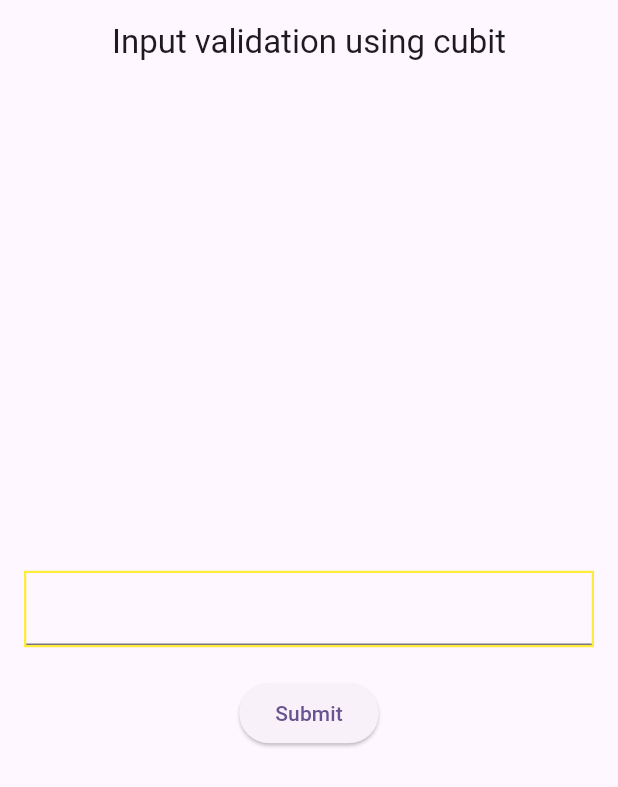
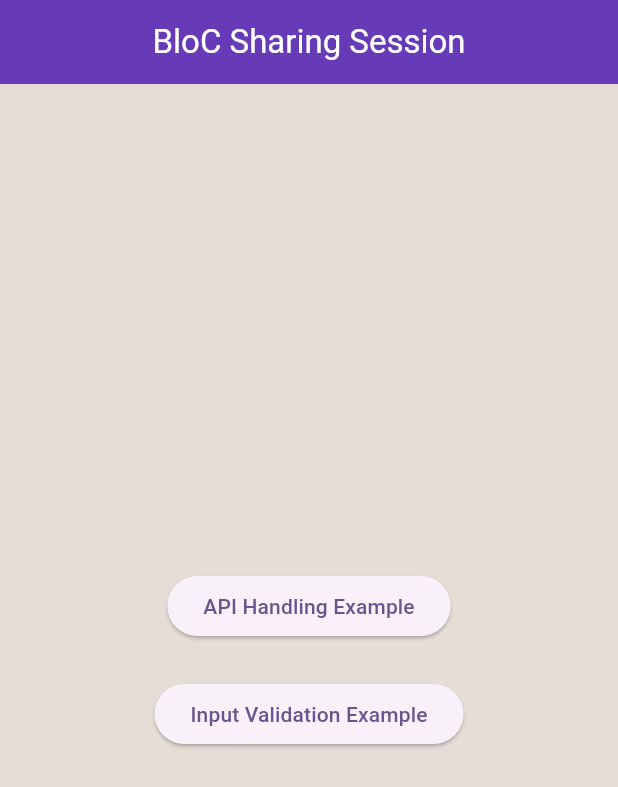
Before and after one commit to JihedMrouki/SSBloC, a Flutter app: the screen it shows after launch, on a phone screen of 412 x 824 dp. Shown: the top 787 px of the screen. Run offline on Flutter 3.47's test engine with Material 3 defaults, Android fonts, the phone set to English and light mode, and no system bars; our stand-ins replace bloc, flutter_bloc.

Commit message:
api handling - bloc

```diff
--- /dev/null
+++ b/lib/api_handling/UI/api_handling_page.dart
@@ -0,0 +1,2 @@
+// source for free simple api's : https://apipheny.io/free-api/
+// API : https://official-joke-api.appspot.com/random_joke
--- /dev/null
+++ b/lib/home_page.dart
@@ -0,0 +1,52 @@
+import 'package:flutter/material.dart';
+import 'package:sharing_session_bloc/validators/with_cubit/UI/input_validation_page_with_cubit.dart';
+
+class HomePage extends StatelessWidget {
+  const HomePage({super.key});
+
+  @override
+  Widget build(BuildContext context) {
+    return Scaffold(
+      backgroundColor: const Color(0xFFE6DDD6),
+      appBar: AppBar(
+        title: const Text(
+          'BloC Sharing Session',
+          style: TextStyle(
+            color: Colors.white,
+          ),
+        ),
+        centerTitle: true,
+      ),
+      body: Center(
+        child: Column(
+          mainAxisAlignment: MainAxisAlignment.center,
+          crossAxisAlignment: CrossAxisAlignment.center,
+          children: [
+            Padding(
+              padding: const EdgeInsets.only(
+                bottom: 24,
+              ),
+              child: ElevatedButton(
+                onPressed: () {
+                  // Navigator.of(context)
+                  //     .push(MaterialPageRoute(builder: (context) => NewScreen()));
+                },
+                child: const Text('API Handling Example'),
+              ),
+            ),
+            ElevatedButton(
+              onPressed: () {
+                Navigator.of(context).push(
+                  MaterialPageRoute(
+                    builder: (context) => const InputValidationPageWithCubit(),
+                  ),
+                );
+              },
+              child: const Text('Input Validation Example'),
+            ),
+          ],
+        ),
+      ),
+    );
+  }
+}
--- a/lib/main.dart
+++ b/lib/main.dart
@@ -1,4 +1,5 @@
 import 'package:flutter/material.dart';
+import 'package:sharing_session_bloc/home_page.dart';
 import 'package:sharing_session_bloc/validators/with_cubit/UI/input_validation_page_with_cubit.dart';
 
 void main() {
@@ -11,13 +12,17 @@ class MyApp extends StatelessWidget {
   @override
   Widget build(BuildContext context) {
     return MaterialApp(
-      title: 'Flutter Demo',
+      title: 'BloC Sharing Session',
       debugShowCheckedModeBanner: false,
       theme: ThemeData(
-        colorScheme: ColorScheme.fromSeed(seedColor: Colors.deepPurple),
-        useMaterial3: true,
-      ),
-      home: InputValidationPageWithCubit(),
+          colorScheme: ColorScheme.fromSeed(
+            seedColor: Colors.deepPurple,
+          ),
+          useMaterial3: true,
+          appBarTheme: const AppBarTheme(
+            color: Colors.deepPurple,
+          )),
+      home: const HomePage(),
     );
   }
 }
--- a/lib/validators/with_cubit/UI/input_validation_page_with_cubit.dart
+++ b/lib/validators/with_cubit/UI/input_validation_page_with_cubit.dart
@@ -9,8 +9,14 @@ class InputValidationPageWithCubit extends StatelessWidget {
   @override
   Widget build(BuildContext context) {
     return Scaffold(
+      backgroundColor: const Color(0xFFE6DDD6),
       appBar: AppBar(
-        title: const Text('Input validation using cubit'),
+        title: const Text(
+          'Input validation using cubit',
+          style: TextStyle(
+            color: Colors.white,
+          ),
+        ),
         centerTitle: true,
       ),
       body: BlocProvider(
@@ -30,7 +36,7 @@ class InputValidationPageWithCubit extends StatelessWidget {
                           ? Colors.green
                           : state is ValidatorInvalid
                               ? Colors.red
-                              : Colors.yellow,
+                              : const Color(0xFF918983),
                     )),
                     child: TextField(
                       decoration: const InputDecoration(
--- a/pubspec.yaml
+++ b/pubspec.yaml
@@ -36,6 +36,7 @@ dependencies:
   # Use with the CupertinoIcons class for iOS style icons.
   cupertino_icons: ^1.0.8
   flutter_bloc: ^8.1.6
+  http: ^1.2.2
 
 dev_dependencies:
   flutter_test:
```
Also changed, not shown: lib/api_handling/model/jokes.dart (added, +33 -0 lines), lib/api_handling/repository/http_connection.dart (added, +12 -0 lines), lib/api_handling/repository/jokes_repo.dart (added, +20 -0 lines), lib/api_handling/bloc/api_bloc.dart (added), lib/api_handling/bloc/api_event.dart (added), lib/api_handling/bloc/api_state.dart (added), pubspec.lock.
